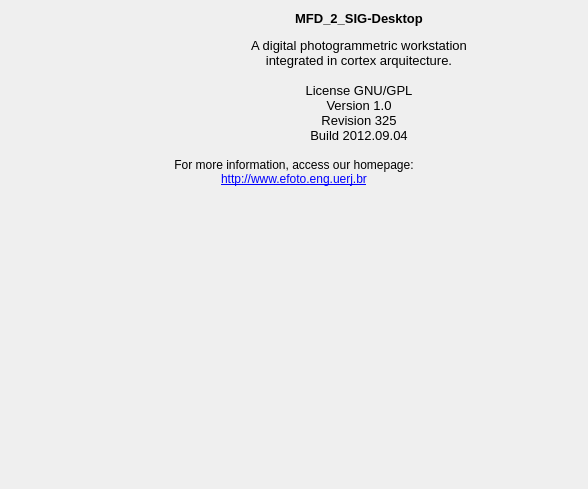
Old version of the form branches/FD2SD/synapses/br.uerj.eng.efoto.teste.app/src/qt/infrastructure/AboutLayout.ui in the repository e-foto/e-foto.
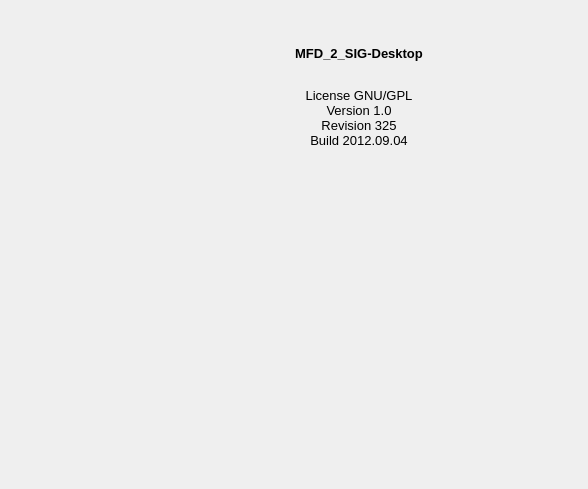
New version of the form. Icons and pictures are not drawn.

```diff
--- a/branches/FD2SD/synapses/br.uerj.eng.efoto.teste.app/src/qt/infrastructure/AboutLayout.ui
+++ b/branches/FD2SD/synapses/br.uerj.eng.efoto.teste.app/src/qt/infrastructure/AboutLayout.ui
@@ -61,28 +61,6 @@
      </property>
     </widget>
    </item>
-   <item row="1" column="0" colspan="2">
-    <widget class="QLabel" name="pageLabel">
-     <property name="sizePolicy">
-      <sizepolicy hsizetype="Preferred" vsizetype="Preferred">
-       <horstretch>0</horstretch>
-       <verstretch>0</verstretch>
-      </sizepolicy>
-     </property>
-     <property name="styleSheet">
-      <string notr="true">background-image: url(:/icons/images/none.png);</string>
-     </property>
-     <property name="text">
-      <string>For more information, access our homepage:&lt;br&gt;&lt;a href=&quot;http://www.efoto.eng.uerj.br&quot; target=&quot;_new&quot;&gt;http://www.efoto.eng.uerj.br&lt;/a&gt;</string>
-     </property>
-     <property name="alignment">
-      <set>Qt::AlignCenter</set>
-     </property>
-     <property name="openExternalLinks">
-      <bool>true</bool>
-     </property>
-    </widget>
-   </item>
    <item row="0" column="1">
     <widget class="QLabel" name="descLabel">
      <property name="styleSheet">
@@ -93,8 +71,7 @@
 &lt;html&gt;&lt;head&gt;&lt;meta name=&quot;qrichtext&quot; content=&quot;1&quot; /&gt;&lt;style type=&quot;text/css&quot;&gt;
 p, li { white-space: pre-wrap; }
 &lt;/style&gt;&lt;/head&gt;&lt;body style=&quot; font-family:'Sans'; font-size:10pt; font-weight:400; font-style:normal;&quot;&gt;
-&lt;p style=&quot; margin-top:18px; margin-bottom:12px; margin-left:0px; margin-right:0px; -qt-block-indent:0; text-indent:0px;&quot;&gt;&lt;span style=&quot; font-weight:600;&quot;&gt;MFD_2_SIG-Desktop&lt;/span&gt;&lt;/p&gt;
-&lt;p style=&quot; margin-top:0px; margin-bottom:0px; margin-left:0px; margin-right:0px; -qt-block-indent:0; text-indent:0px;&quot;&gt;A digital photogrammetric workstation&lt;br /&gt;integrated in cortex arquitecture.&lt;br /&gt;&lt;/p&gt;
+&lt;p style=&quot; margin-top:18px; margin-bottom:12px; margin-left:0px; margin-right:0px; -qt-block-indent:0; text-indent:0px;&quot;&gt;&lt;span style=&quot; font-weight:600;&quot;&gt;MFD_2_SIG-Desktop&lt;/span&gt;&lt;br /&gt;&lt;/p&gt;
 &lt;p style=&quot; margin-top:0px; margin-bottom:0px; margin-left:0px; margin-right:0px; -qt-block-indent:0; text-indent:0px;&quot;&gt;License GNU/GPL&lt;br /&gt;Version 1.0&lt;/p&gt;
 &lt;p style=&quot; margin-top:0px; margin-bottom:0px; margin-left:0px; margin-right:0px; -qt-block-indent:0; text-indent:0px;&quot;&gt;Revision 325&lt;/p&gt;
 &lt;p style=&quot; margin-top:0px; margin-bottom:0px; margin-left:0px; margin-right:0px; -qt-block-indent:0; text-indent:0px;&quot;&gt;Build 2012.09.04&lt;/p&gt;&lt;/body&gt;&lt;/html&gt;</string>
@@ -110,7 +87,7 @@
      </property>
     </widget>
    </item>
-   <item row="2" column="0" colspan="2">
+   <item row="1" column="0" colspan="2">
     <widget class="QLabel" name="label">
      <property name="minimumSize">
       <size>
```
